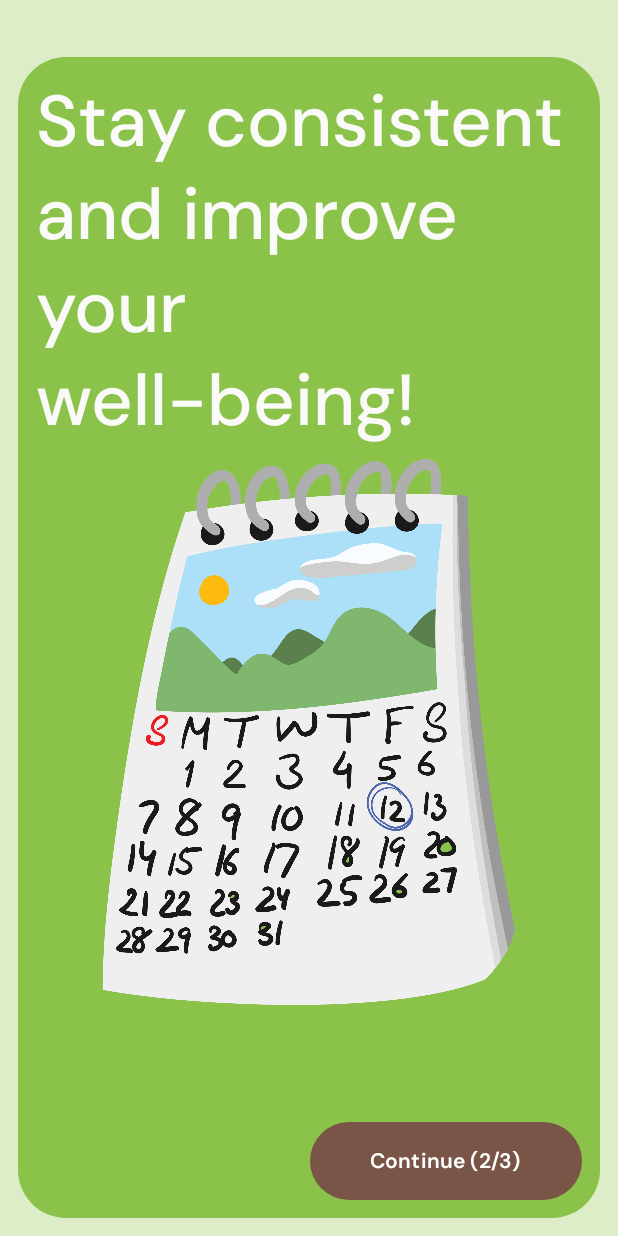
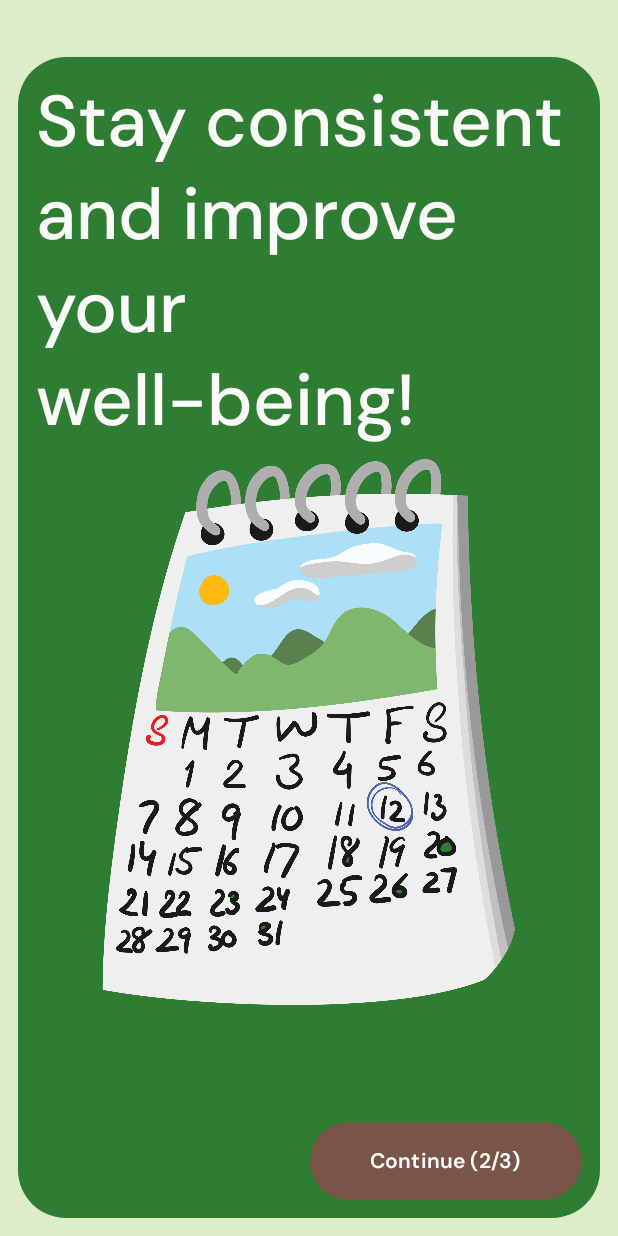
Before and after one commit to aparimit03/TouchGrass, an Android app built with Jetpack Compose: the screen it shows after launch (WelcomeActivity), after a tap on "Continue (1/3)", on a phone screen of 412 x 824 dp. Run offline under Robolectric (Android 15) with nearby library versions, the phone set to English and light mode, and no system bars.

Commit message:
refractor: until Welcome Activity

```diff
--- a/app/src/main/AndroidManifest.xml
+++ b/app/src/main/AndroidManifest.xml
@@ -13,6 +13,11 @@
         android:theme="@style/Theme.TouchGrass"
         tools:targetApi="31">
         <activity
+            android:name=".AuthenticationActivity"
+            android:exported="false"
+            android:label="@string/title_activity_authentication"
+            android:theme="@style/Theme.TouchGrass" />
+        <activity
             android:name=".WelcomeActivity"
             android:exported="true"
             android:label="@string/app_name"
--- a/app/src/main/java/tech/aparimit/touchgrass/WelcomeActivity.kt
+++ b/app/src/main/java/tech/aparimit/touchgrass/WelcomeActivity.kt
@@ -8,7 +8,9 @@ import androidx.navigation.compose.NavHost
 import androidx.navigation.compose.composable
 import androidx.navigation.compose.rememberNavController
 import tech.aparimit.touchgrass.components.*
-import tech.aparimit.touchgrass.components.welcome.*
+import tech.aparimit.touchgrass.screens.welcome.WelcomeScreen1
+import tech.aparimit.touchgrass.screens.welcome.WelcomeScreen2
+import tech.aparimit.touchgrass.screens.welcome.WelcomeScreen3
 
 class WelcomeActivity : ComponentActivity() {
     override fun onCreate(savedInstanceState: Bundle?) {
--- a/app/src/main/java/tech/aparimit/touchgrass/components/welcome/WelcomeScreen1.kt
+++ b/app/src/main/java/tech/aparimit/touchgrass/screens/welcome/WelcomeScreen1.kt
@@ -1,4 +1,4 @@
-package tech.aparimit.touchgrass.components.welcome
+package tech.aparimit.touchgrass.screens.welcome
 
 import androidx.compose.foundation.Image
 import androidx.compose.foundation.background
@@ -17,19 +17,23 @@ import androidx.compose.ui.Modifier
 import androidx.compose.ui.draw.clip
 import androidx.compose.ui.graphics.Color
 import androidx.compose.ui.res.painterResource
+import androidx.compose.ui.res.stringResource
 import androidx.compose.ui.text.font.FontWeight
 import androidx.compose.ui.tooling.preview.Preview
 import androidx.compose.ui.unit.dp
 import androidx.compose.ui.unit.sp
 import androidx.navigation.NavHostController
 import tech.aparimit.touchgrass.R
+import tech.aparimit.touchgrass.WelcomeActivity
 import tech.aparimit.touchgrass.ui.theme.brown
 import tech.aparimit.touchgrass.ui.theme.dmSansFontFamily
 import tech.aparimit.touchgrass.ui.theme.lightGreen
-import tech.aparimit.touchgrass.ui.theme.offText
+import tech.aparimit.touchgrass.ui.theme.paleWhite
 import tech.aparimit.touchgrass.ui.theme.paleGreen
 import tech.aparimit.touchgrass.ui.theme.sunshineYellow
 import tech.aparimit.touchgrass.components.*
+import tech.aparimit.touchgrass.ui.theme.darkGreen
+import tech.aparimit.touchgrass.ui.theme.sand
 
 @Composable
 fun WelcomeScreen1(navController: NavHostController) {
@@ -43,22 +47,22 @@ fun WelcomeScreen1(navController: NavHostController) {
         Column(
             modifier = Modifier
                 .fillMaxSize()
-                .background(lightGreen)
+                .background(darkGreen)
                 .padding(12.dp)
         ) {
             Text(
-                text = "Step outside, Touch grass, and\nBuild Streaks!",
+                text = stringResource(R.string.str_welcome_screen_1_title),
                 fontSize = 48.sp,
                 fontFamily = dmSansFontFamily,
                 fontWeight = FontWeight.Medium,
-                color = offText,
+                color = paleWhite,
             )
             Image(
                 modifier = Modifier
                     .padding(0.dp, 8.dp, 0.dp, 0.dp)
                     .fillMaxWidth(),
                 painter = painterResource(R.drawable.welcome_screen_1),
-                contentDescription = ""
+                contentDescription = stringResource(R.string.str_welcome_screen_1_image_cd),
             )
         }
         Button(
@@ -70,14 +74,14 @@ fun WelcomeScreen1(navController: NavHostController) {
             },
             colors = ButtonColors(
                 containerColor = brown,
-                contentColor = Color.White,
-                disabledContainerColor = sunshineYellow,
-                disabledContentColor = sunshineYellow
+                contentColor = paleWhite,
+                disabledContainerColor = brown,
+                disabledContentColor = brown
             )
         ) {
             Text(
                 modifier = Modifier.padding(16.dp, 8.dp),
-                text = "Continue (1/3)",
+                text = stringResource(R.string.str_welcome_screen_1_btn_text),
                 fontSize = 14.sp,
                 fontFamily = dmSansFontFamily,
                 fontWeight = FontWeight.SemiBold
--- a/app/src/main/java/tech/aparimit/touchgrass/components/welcome/WelcomeScreen2.kt
+++ b/app/src/main/java/tech/aparimit/touchgrass/screens/welcome/WelcomeScreen2.kt
@@ -1,4 +1,4 @@
-package tech.aparimit.touchgrass.components.welcome
+package tech.aparimit.touchgrass.screens.welcome
 
 import androidx.compose.foundation.Image
 import androidx.compose.foundation.background
@@ -17,6 +17,7 @@ import androidx.compose.ui.Modifier
 import androidx.compose.ui.draw.clip
 import androidx.compose.ui.graphics.Color
 import androidx.compose.ui.res.painterResource
+import androidx.compose.ui.res.stringResource
 import androidx.compose.ui.text.font.FontWeight
 import androidx.compose.ui.unit.dp
 import androidx.compose.ui.unit.sp
@@ -28,7 +29,8 @@ import tech.aparimit.touchgrass.ui.theme.lightGreen
 import tech.aparimit.touchgrass.ui.theme.paleGreen
 import tech.aparimit.touchgrass.ui.theme.sunshineYellow
 import tech.aparimit.touchgrass.components.*
-import tech.aparimit.touchgrass.ui.theme.offText
+import tech.aparimit.touchgrass.ui.theme.darkGreen
+import tech.aparimit.touchgrass.ui.theme.paleWhite
 
 @Composable
 fun WelcomeScreen2(navController: NavHostController) {
@@ -42,22 +44,22 @@ fun WelcomeScreen2(navController: NavHostController) {
         Column(
             modifier = Modifier
                 .fillMaxSize()
-                .background(lightGreen)
+                .background(darkGreen)
                 .padding(12.dp)
         ) {
             Text(
-                text = "Stay consistent and improve your well-being!",
+                text = stringResource(R.string.str_welcome_screen_2_title),
                 fontSize = 48.sp,
                 fontFamily = dmSansFontFamily,
                 fontWeight = FontWeight.Medium,
-                color = offText,
+                color = paleWhite,
             )
             Image(
                 modifier = Modifier
                     .padding(0.dp, 8.dp, 0.dp, 0.dp)
                     .fillMaxWidth(),
                 painter = painterResource(R.drawable.welcome_screen_2),
-                contentDescription = ""
+                contentDescription = stringResource(R.string.str_welcome_screen_2_image_cd)
             )
         }
         Button(
@@ -69,14 +71,14 @@ fun WelcomeScreen2(navController: NavHostController) {
             },
             colors = ButtonColors(
                 containerColor = brown,
-                contentColor = Color.White,
-                disabledContainerColor = sunshineYellow,
-                disabledContentColor = sunshineYellow
+                contentColor = paleWhite,
+                disabledContainerColor = brown,
+                disabledContentColor = brown
             )
         ) {
             Text(
                 modifier = Modifier.padding(16.dp, 8.dp),
-                text = "Continue (2/3)",
+                text = stringResource(R.string.str_welcome_screen_2_btn_text),
                 fontSize = 14.sp,
                 fontFamily = dmSansFontFamily,
                 fontWeight = FontWeight.SemiBold
--- a/app/src/main/java/tech/aparimit/touchgrass/ui/theme/Color.kt
+++ b/app/src/main/java/tech/aparimit/touchgrass/ui/theme/Color.kt
@@ -19,10 +19,10 @@ val skyBlue = Color(0xFF03A9F4)
 val sunsetOrange = Color(0xFFFF5722)
 
 // UI Elements
-val offWhite = Color(0xFFF5F5F5)
+val offWhite = Color(0xFFEBEBE6)
 val darkGray = Color(0xFF424242)
 val lightText = Color(0xFFFFFFFF)
-val offText = Color(0xFFFAFAF9)
+val paleWhite = Color(0xFFFAFAF9)
 val errorRed = Color(0xFFD32F2F)
 
 // Achievement Badges
--- a/app/src/main/res/values/strings.xml
+++ b/app/src/main/res/values/strings.xml
@@ -1,3 +1,15 @@
 <resources>
     <string name="app_name">Touch Grass</string>
+    <string name="title_activity_authentication">Authentication Activity</string>
+    <string name="str_welcome_screen_1_title">Step outside, Touch grass, and\nBuild Streaks!</string>
+    <string name="str_welcome_screen_1_image_cd">Step Outside Image</string>
+    <string name="str_welcome_screen_1_btn_text">Continue (1/3)</string>
+
+    <string name="str_welcome_screen_2_title">Stay consistent and improve your well-being!</string>
+    <string name="str_welcome_screen_2_image_cd">Calendar Image</string>
+    <string name="str_welcome_screen_2_btn_text">Continue (2/3)</string>
+
+    <string name="str_welcome_screen_3_title">Upload a daily photo to keep your streak alive!</string>
+    <string name="str_welcome_screen_3_image_cd">Upload Image</string>
+    <string name="str_welcome_screen_3_btn_text">Continue (3/3)</string>
 </resources>
```
Also changed, not shown: app/src/main/java/tech/aparimit/touchgrass/AuthenticationActivity.kt (added, +33 -0 lines), app/src/main/java/tech/aparimit/touchgrass/screens/welcome/WelcomeScreen3.kt (renamed from app/src/main/java/tech/aparimit/touchgrass/components/welcome/WelcomeScreen3.kt, +21 -13 lines), app/src/main/res/drawable/ic_facebook_auth.xml (added, +10 -0 lines), app/src/main/res/drawable/ic_google_auth.xml (added, +10 -0 lines), app/src/main/res/drawable/ic_x_auth.xml (added, +10 -0 lines).
